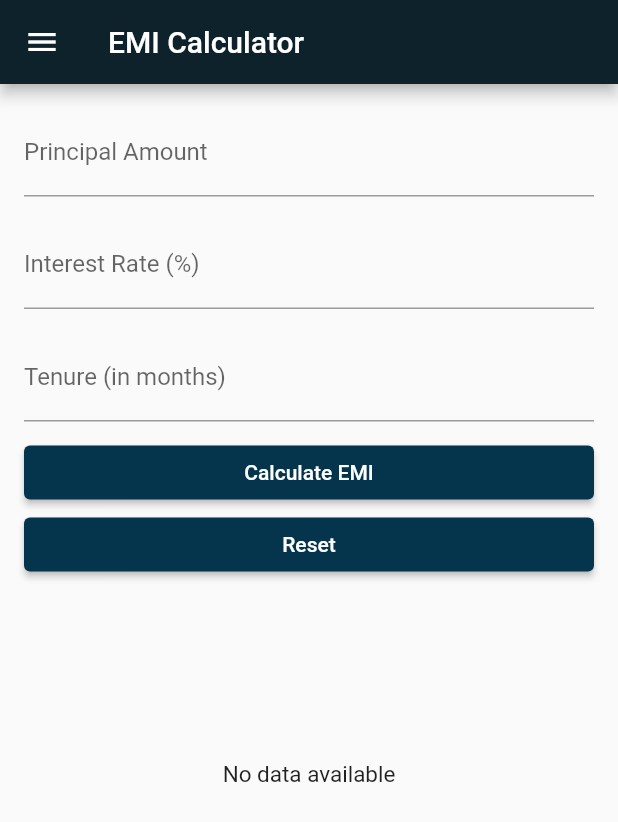
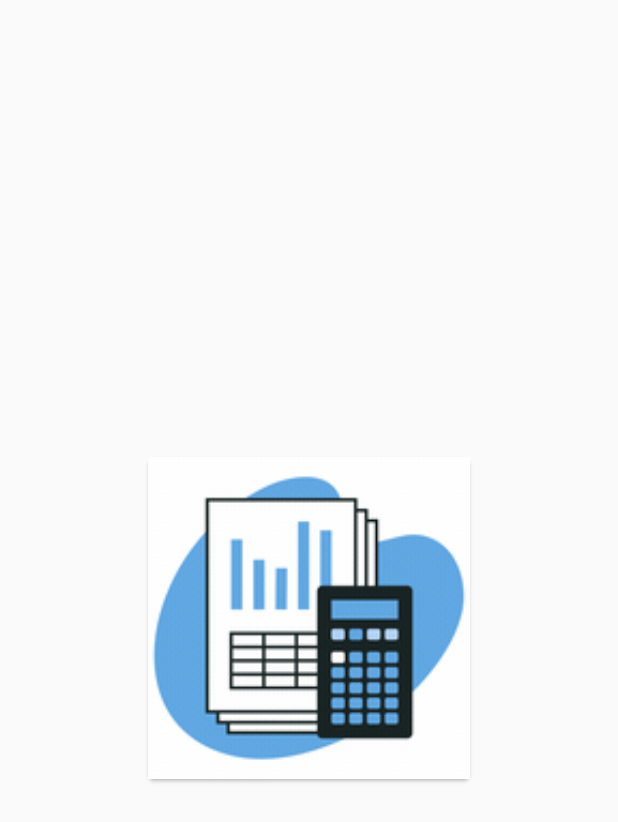
Before and after one commit to ajeesh1989/EMI-calculator-with-graph, a Flutter app: the first screen one second after launch, on a phone screen of 412 x 824 dp. Shown: the top 822 px of the screen. Run offline on Flutter 3.47's test engine with Material 2 defaults, Android fonts, the phone set to English and light mode, and no system bars; our stand-ins replace syncfusion_flutter_charts.

Commit message:
splash added

```diff
--- a/lib/main.dart
+++ b/lib/main.dart
@@ -1,3 +1,4 @@
+import 'package:emi_calcccc/splash.dart';
 import 'package:flutter/material.dart';
 import 'dart:math';
 
@@ -8,7 +9,7 @@ import 'about.dart';
 void main() {
   runApp(const MaterialApp(
     title: 'EMI Calculator',
-    home: EMICalculator(),
+    home: SplashScreen(),
     debugShowCheckedModeBanner: false,
   ));
 }
--- /dev/null
+++ b/lib/splash.dart
@@ -0,0 +1,39 @@
+import 'package:emi_calcccc/main.dart';
+import 'package:flutter/material.dart';
+
+class SplashScreen extends StatefulWidget {
+  const SplashScreen({super.key});
+
+  @override
+  State<SplashScreen> createState() => _SplashScreenState();
+}
+
+class _SplashScreenState extends State<SplashScreen> {
+  @override
+  void initState() {
+    super.initState();
+    Future.delayed(const Duration(milliseconds: 1900)).then(
+      (value) => Navigator.of(context).pushReplacement(
+        MaterialPageRoute(
+          builder: (context) => const EMICalculator(),
+        ),
+      ),
+    );
+  }
+
+  @override
+  Widget build(BuildContext context) {
+    return Scaffold(
+      body: Container(
+        alignment: Alignment.center,
+        child: Card(
+          child: Image.asset(
+            'lib/splash.gif',
+            fit: BoxFit.cover,
+            scale: .7,
+          ),
+        ),
+      ),
+    );
+  }
+}
--- a/pubspec.yaml
+++ b/pubspec.yaml
@@ -60,9 +60,9 @@ flutter:
   uses-material-design: true
 
   # To add assets to your application, add an assets section, like this:
-  # assets:
-  #   - images/a_dot_burr.jpeg
-  #   - images/a_dot_ham.jpeg
+  assets:
+    - lib/splash.gif
+
 
   # An image asset can refer to one or more resolution-specific "variants", see
   # https://flutter.dev/assets-and-images/#resolution-aware
```
Also changed, not shown: lib/splash.gif (added).
